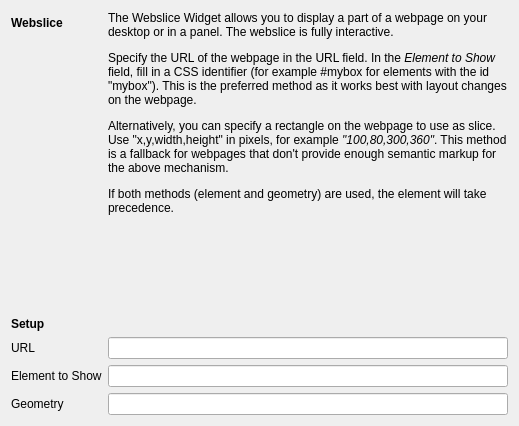
The window that applets/webslice/plasma/websliceConfig.ui (KDE/kdeplasma-addons) describes before a commit, drawn with Qt 5.
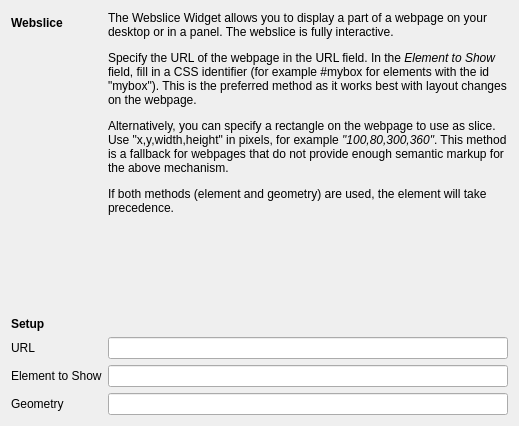
The same window after the commit. Custom widgets are drawn as their Qt base class.

Commit message: Corrected typos: don't -> do not (house style); got rid of a space before an ellipsis (...).

The edit to the form file:
```diff
--- a/applets/webslice/plasma/websliceConfig.ui
+++ b/applets/webslice/plasma/websliceConfig.ui
@@ -83,7 +83,7 @@
 In the &lt;em&gt;Element to Show&lt;/em&gt; field, fill in a CSS identifier (for example #mybox for elements with the id &quot;mybox&quot;).  This is the preferred method as it works best with layout changes on the webpage.
 &lt;/p&gt;
 &lt;p&gt;
-Alternatively, you can specify a rectangle on the webpage to use as slice. Use &quot;x,y,width,height&quot; in pixels, for example &lt;em&gt;&quot;100,80,300,360&quot;&lt;/em&gt;. This method is a fallback for webpages that don't provide enough semantic markup for the above mechanism.
+Alternatively, you can specify a rectangle on the webpage to use as slice. Use &quot;x,y,width,height&quot; in pixels, for example &lt;em&gt;&quot;100,80,300,360&quot;&lt;/em&gt;. This method is a fallback for webpages that do not provide enough semantic markup for the above mechanism.
 &lt;/p&gt;
 If both methods (element and geometry) are used, the element will take precedence.
 </string>
```
The commit also changes 1 other file.
